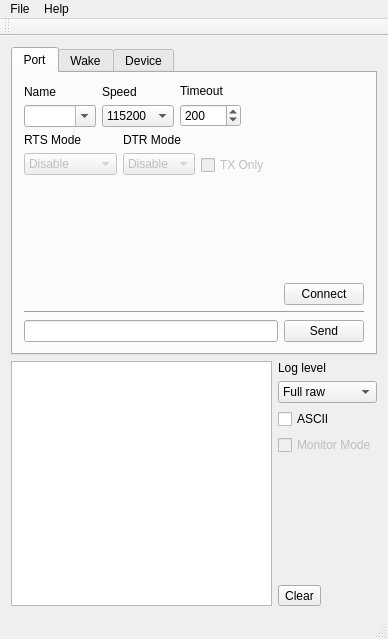
First picture: the form in src/mainwindow.ui, repository ew1abz/qWake, before the edit.
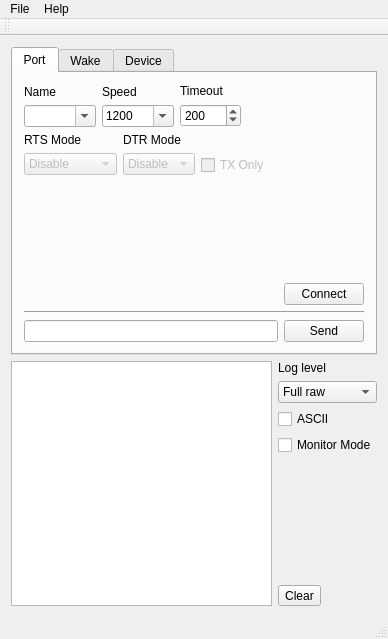
Second picture: the form after the edit. The open tabs and pages were chosen to show the change. Icons and pictures are not drawn. Custom widgets are drawn as their Qt base class.

```diff
--- a/src/mainwindow.ui
+++ b/src/mainwindow.ui
@@ -60,10 +60,10 @@
                <bool>true</bool>
               </property>
               <property name="editable">
-               <bool>false</bool>
+               <bool>true</bool>
               </property>
               <property name="currentIndex">
-               <number>7</number>
+               <number>0</number>
               </property>
               <item>
                <property name="text">
@@ -648,7 +648,7 @@
         <item>
          <widget class="QCheckBox" name="checkBox_2">
           <property name="enabled">
-           <bool>false</bool>
+           <bool>true</bool>
           </property>
           <property name="statusTip">
            <string>Show all data from port</string>
```
Left out of the diff: 19 changed lines with no effect on the pictures.
